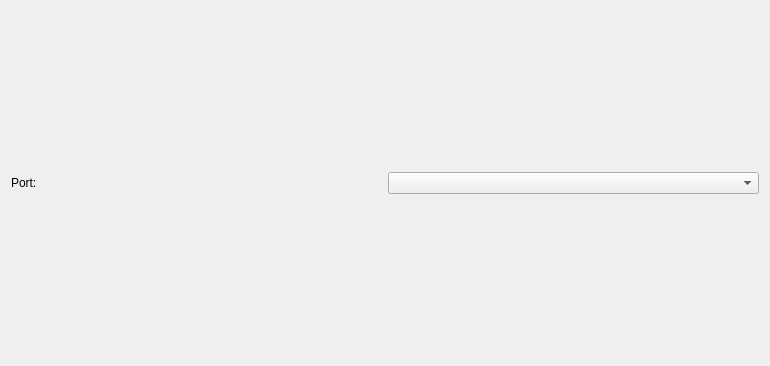
Before: the Qt Designer form interface/mainwindow.ui in royj8610/projet-s3-equipe6, drawn with Qt 5.
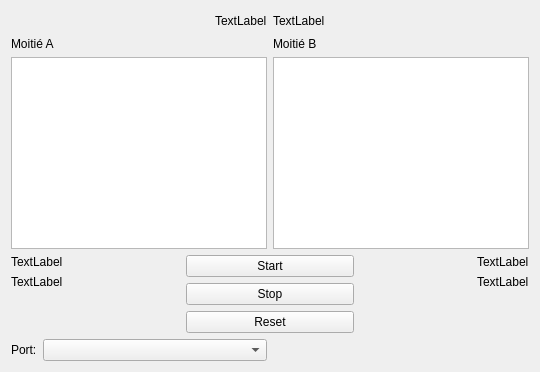
After: the same form once the commit is applied.

Commit message: ADD: Interface layout

Patch:
```diff
--- a/interface/mainwindow.ui
+++ b/interface/mainwindow.ui
@@ -2,14 +2,6 @@
 <ui version="4.0">
  <class>MainWindow</class>
  <widget class="QMainWindow" name="MainWindow">
-  <property name="geometry">
-   <rect>
-    <x>0</x>
-    <y>0</y>
-    <width>770</width>
-    <height>366</height>
-   </rect>
-  </property>
   <property name="acceptDrops">
    <bool>false</bool>
   </property>
@@ -18,15 +10,180 @@
   </property>
   <widget class="QWidget" name="centralWidget">
    <layout class="QGridLayout" name="gridLayout">
-    <item row="2" column="0">
-     <widget class="QLabel" name="label_5">
-      <property name="text">
-       <string>Port:</string>
-      </property>
-     </widget>
+    <item row="0" column="0" colspan="2">
+     <layout class="QHBoxLayout" name="horizontalLayout_7">
+      <item>
+       <spacer name="horizontalSpacer">
+        <property name="orientation">
+         <enum>Qt::Horizontal</enum>
+        </property>
+        <property name="sizeHint" stdset="0">
+         <size>
+          <width>40</width>
+          <height>20</height>
+         </size>
+        </property>
+       </spacer>
+      </item>
+      <item>
+       <widget class="QLabel" name="totalTimeLabel">
+        <property name="text">
+         <string>TextLabel</string>
+        </property>
+       </widget>
+      </item>
+      <item>
+       <widget class="QLabel" name="numTreeLabel">
+        <property name="text">
+         <string>TextLabel</string>
+        </property>
+       </widget>
+      </item>
+      <item>
+       <spacer name="horizontalSpacer_2">
+        <property name="orientation">
+         <enum>Qt::Horizontal</enum>
+        </property>
+        <property name="sizeHint" stdset="0">
+         <size>
+          <width>40</width>
+          <height>20</height>
+         </size>
+        </property>
+       </spacer>
+      </item>
+     </layout>
+    </item>
+    <item row="3" column="1">
+     <widget class="QGraphicsView" name="graphB"/>
     </item>
     <item row="2" column="1">
-     <widget class="QComboBox" name="comboBoxPort"/>
+     <widget class="QLabel" name="moitieLabelB">
+      <property name="text">
+       <string>Moitié B</string>
+      </property>
+     </widget>
+    </item>
+    <item row="2" column="0">
+     <widget class="QLabel" name="moitieLabelA">
+      <property name="text">
+       <string>Moitié A</string>
+      </property>
+     </widget>
+    </item>
+    <item row="3" column="0">
+     <widget class="QGraphicsView" name="graphA"/>
+    </item>
+    <item row="12" column="0" rowspan="2" colspan="2">
+     <layout class="QHBoxLayout" name="horizontalLayout_6">
+      <item>
+       <layout class="QVBoxLayout" name="verticalLayout">
+        <item>
+         <widget class="QLabel" name="stateLabelA">
+          <property name="layoutDirection">
+           <enum>Qt::LeftToRight</enum>
+          </property>
+          <property name="text">
+           <string>TextLabel</string>
+          </property>
+         </widget>
+        </item>
+        <item>
+         <widget class="QLabel" name="cycleTimeLabelA">
+          <property name="text">
+           <string>TextLabel</string>
+          </property>
+         </widget>
+        </item>
+        <item>
+         <spacer name="verticalSpacer_2">
+          <property name="orientation">
+           <enum>Qt::Vertical</enum>
+          </property>
+          <property name="sizeHint" stdset="0">
+           <size>
+            <width>20</width>
+            <height>40</height>
+           </size>
+          </property>
+         </spacer>
+        </item>
+       </layout>
+      </item>
+      <item>
+       <layout class="QVBoxLayout" name="verticalLayout_2">
+        <item>
+         <widget class="QPushButton" name="startButton">
+          <property name="text">
+           <string>Start</string>
+          </property>
+         </widget>
+        </item>
+        <item>
+         <widget class="QPushButton" name="stopButton">
+          <property name="text">
+           <string>Stop</string>
+          </property>
+         </widget>
+        </item>
+        <item>
+         <widget class="QPushButton" name="resetButton">
+          <property name="text">
+           <string>Reset</string>
+          </property>
+         </widget>
+        </item>
+       </layout>
+      </item>
+      <item>
+       <layout class="QVBoxLayout" name="verticalLayout_3">
+        <item alignment="Qt::AlignRight">
+         <widget class="QLabel" name="stateLabelB">
+          <property name="text">
+           <string>TextLabel</string>
+          </property>
+         </widget>
+        </item>
+        <item alignment="Qt::AlignRight">
+         <widget class="QLabel" name="cycleTimeLabelB">
+          <property name="text">
+           <string>TextLabel</string>
+          </property>
+         </widget>
+        </item>
+        <item>
+         <spacer name="verticalSpacer">
+          <property name="orientation">
+           <enum>Qt::Vertical</enum>
+          </property>
+          <property name="sizeHint" stdset="0">
+           <size>
+            <width>20</width>
+            <height>40</height>
+           </size>
+          </property>
+         </spacer>
+        </item>
+       </layout>
+      </item>
+     </layout>
+    </item>
+    <item row="16" column="0">
+     <layout class="QHBoxLayout" name="horizontalLayout_8" stretch="0,1">
+      <item alignment="Qt::AlignLeft">
+       <widget class="QLabel" name="label_5">
+        <property name="text">
+         <string>Port:</string>
+        </property>
+       </widget>
+      </item>
+      <item>
+       <widget class="QComboBox" name="comboBoxPort"/>
+      </item>
+     </layout>
+    </item>
+    <item row="16" column="1">
+     <layout class="QHBoxLayout" name="horizontalLayout_9"/>
     </item>
    </layout>
   </widget>
```
The commit also changes 4 other files.
